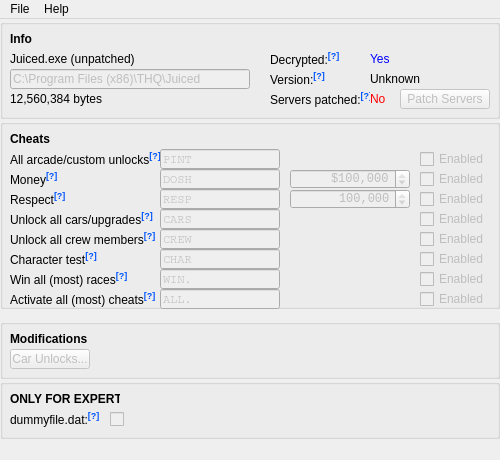
Before: the Qt Designer form JEMain.ui in N1GHT-MAR3/JuicedEditor, drawn with Qt 5.
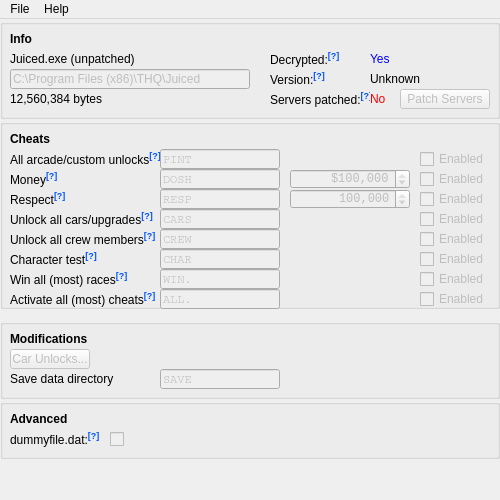
After: the same form once the commit is applied. Icons and pictures are not drawn.

Commit message: Added ability to change save data directory

Patch:
```diff
--- a/JEMain.ui
+++ b/JEMain.ui
@@ -7,13 +7,13 @@
     <x>0</x>
     <y>0</y>
     <width>500</width>
-    <height>460</height>
+    <height>500</height>
    </rect>
   </property>
   <property name="minimumSize">
    <size>
     <width>500</width>
-    <height>460</height>
+    <height>500</height>
    </size>
   </property>
   <property name="maximumSize">
@@ -275,7 +275,7 @@
     <property name="geometry">
      <rect>
       <x>0</x>
-      <y>360</y>
+      <y>380</y>
       <width>500</width>
       <height>60</height>
      </rect>
@@ -299,7 +299,7 @@
       </rect>
      </property>
      <property name="text">
-      <string>&lt;html&gt;&lt;head/&gt;&lt;body&gt;&lt;p&gt;&lt;span style=&quot; font-weight:700;&quot;&gt;ONLY FOR EXPERTS&lt;/span&gt;&lt;/p&gt;&lt;/body&gt;&lt;/html&gt;</string>
+      <string>&lt;html&gt;&lt;head/&gt;&lt;body&gt;&lt;p&gt;&lt;span style=&quot; font-weight:696;&quot;&gt;Advanced&lt;/span&gt;&lt;/p&gt;&lt;/body&gt;&lt;/html&gt;</string>
      </property>
     </widget>
     <widget class="QLabel" name="expertDummy">
@@ -944,7 +944,7 @@
       <x>0</x>
       <y>300</y>
       <width>500</width>
-      <height>60</height>
+      <height>80</height>
      </rect>
     </property>
     <property name="title">
@@ -988,6 +988,49 @@
       <string>Car Unlocks...</string>
      </property>
     </widget>
+    <widget class="QLineEdit" name="saveDirValue">
+     <property name="enabled">
+      <bool>false</bool>
+     </property>
+     <property name="geometry">
+      <rect>
+       <x>160</x>
+       <y>50</y>
+       <width>120</width>
+       <height>20</height>
+      </rect>
+     </property>
+     <property name="font">
+      <font>
+       <family>Courier</family>
+      </font>
+     </property>
+     <property name="text">
+      <string>SAVE</string>
+     </property>
+     <property name="maxLength">
+      <number>4</number>
+     </property>
+     <property name="alignment">
+      <set>Qt::AlignJustify|Qt::AlignVCenter</set>
+     </property>
+    </widget>
+    <widget class="QLabel" name="saveDirLabel">
+     <property name="geometry">
+      <rect>
+       <x>10</x>
+       <y>50</y>
+       <width>155</width>
+       <height>20</height>
+      </rect>
+     </property>
+     <property name="toolTip">
+      <string>&lt;html&gt;&lt;head/&gt;&lt;body&gt;&lt;p&gt;Activates PINT, DOSH, RESP, CARS, and CREW.&lt;/p&gt;&lt;p&gt;Does not activate CHAR or WIN.&lt;/p&gt;&lt;p&gt;Default code is ALL.&lt;/p&gt;&lt;p&gt;Disabled by default.&lt;/p&gt;&lt;/body&gt;&lt;/html&gt;</string>
+     </property>
+     <property name="text">
+      <string>&lt;html&gt;&lt;head/&gt;&lt;body&gt;&lt;p&gt;Save data directory&lt;/p&gt;&lt;/body&gt;&lt;/html&gt;</string>
+     </property>
+    </widget>
    </widget>
   </widget>
   <widget class="QMenuBar" name="menubar">
```
The commit also changes 2 other files.
